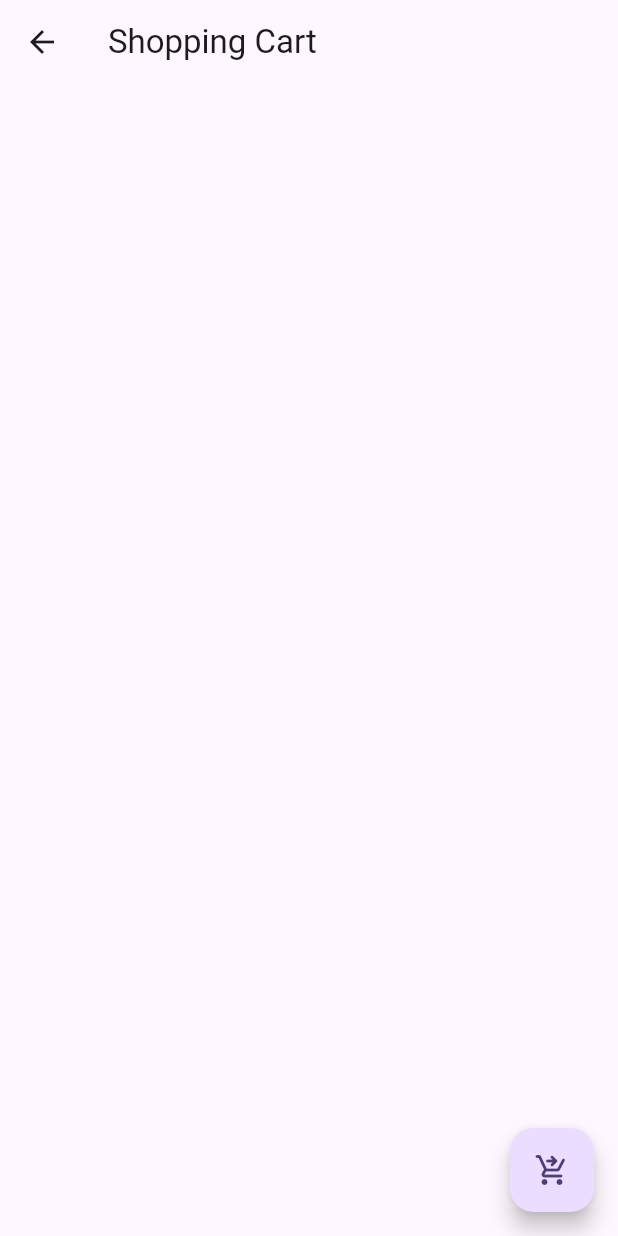
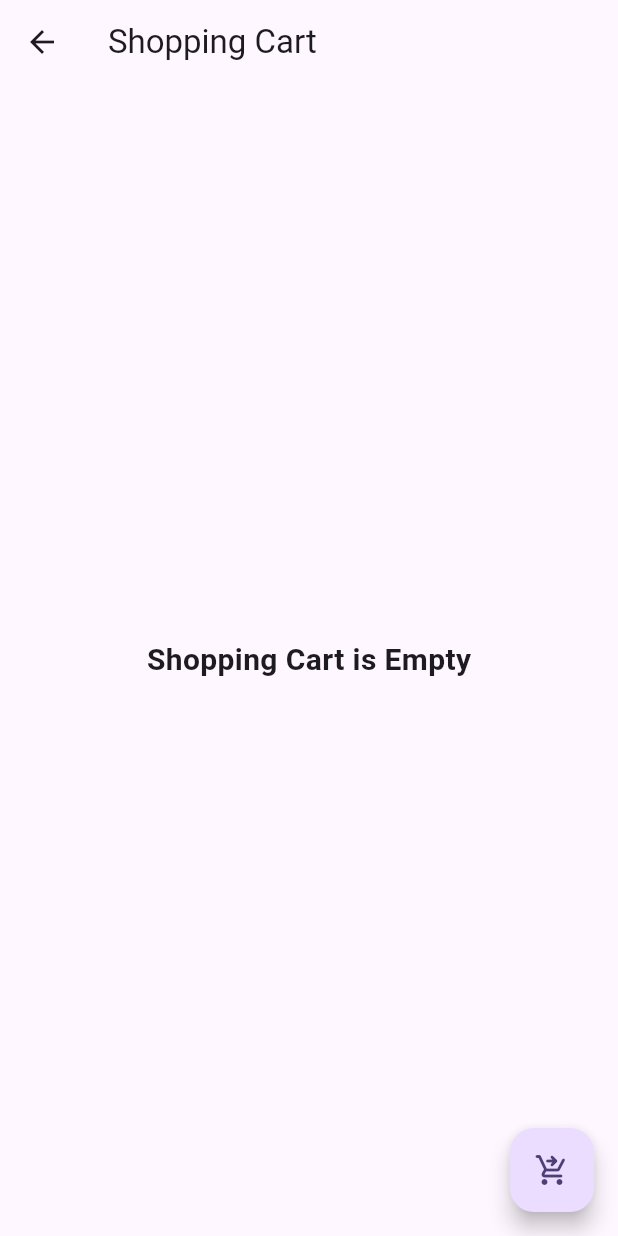
Before and after one commit to kyawe1/FinalYearMobileAssignmentKyawe1-YogaAssignment, a Flutter app: the Shoppingcartscreen screen opened directly, on a phone screen of 412 x 824 dp. Run offline on Flutter 3.47's test engine with Material 3 defaults, Android fonts, the light colour scheme and no system bars; our stand-ins replace flutter_riverpod, riverpod, riverpod_annotation; generated files the repository leaves out were written again; network calls fail.

Commit message:
update shopping cart when empty

```diff
--- a/lib/screen/shoppingCartScreen.dart
+++ b/lib/screen/shoppingCartScreen.dart
@@ -7,6 +7,7 @@ import 'package:yoga_assignment1/models/yogaClassModel.dart';
 import 'package:yoga_assignment1/providers/EmailNotifier.dart';
 import 'package:yoga_assignment1/providers/ShoppingCartNotifier.dart';
 import 'package:yoga_assignment1/providers/saveBookingNotifier.dart';
+import 'package:yoga_assignment1/styles/TextStyle.dart';
 
 class Shoppingcartscreen extends ConsumerWidget {
   Shoppingcartscreen({super.key});
@@ -21,17 +22,24 @@ class Shoppingcartscreen extends ConsumerWidget {
       appBar: AppBar(
         title: const Text("Shopping Cart"),
       ),
-      body: FinalWidget(context, ref, shoppingItems),
-      floatingActionButton: FloatingActionButton(onPressed: () {
-        if(email.checkEmail()){
-          ref.watch(BookingSaveNotifierProvider(
-              email: email.getEmail(),
-              YogaClassIds: shoppingItems));
-          shoppingNotifier.reset();
-          return;
-        }
-        alertCheckOut(context,ref,true);
-      },child: Icon(Icons.shopping_cart_checkout_rounded)),
+      body: shoppingItems.length == 0
+          ? Center(
+              child: Text(
+              "Shopping Cart is Empty",
+              style: SecondaryHeaderTextStyles,
+            ),)
+          : FinalWidget(context, ref, shoppingItems),
+      floatingActionButton: FloatingActionButton(
+          onPressed: () {
+            if (email.checkEmail()) {
+              ref.watch(BookingSaveNotifierProvider(
+                  email: email.getEmail(), YogaClassIds: shoppingItems));
+              shoppingNotifier.reset();
+              return;
+            }
+            alertCheckOut(context, ref, true);
+          },
+          child: Icon(Icons.shopping_cart_checkout_rounded)),
     );
   }
 
@@ -41,10 +49,7 @@ class Shoppingcartscreen extends ConsumerWidget {
       itemCount: data.length,
       itemBuilder: (context, index) {
         return CardComponent(
-          viewModel: data[index],
-          b: true,
-          i: OrderState.ShoppingCart
-        );
+            viewModel: data[index], b: true, i: OrderState.ShoppingCart);
       },
     );
   }
```
